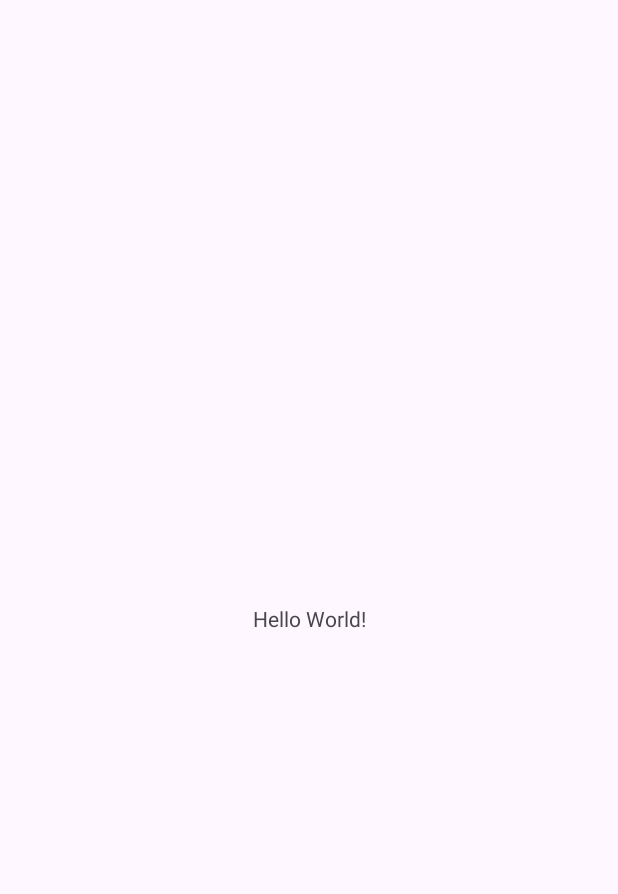
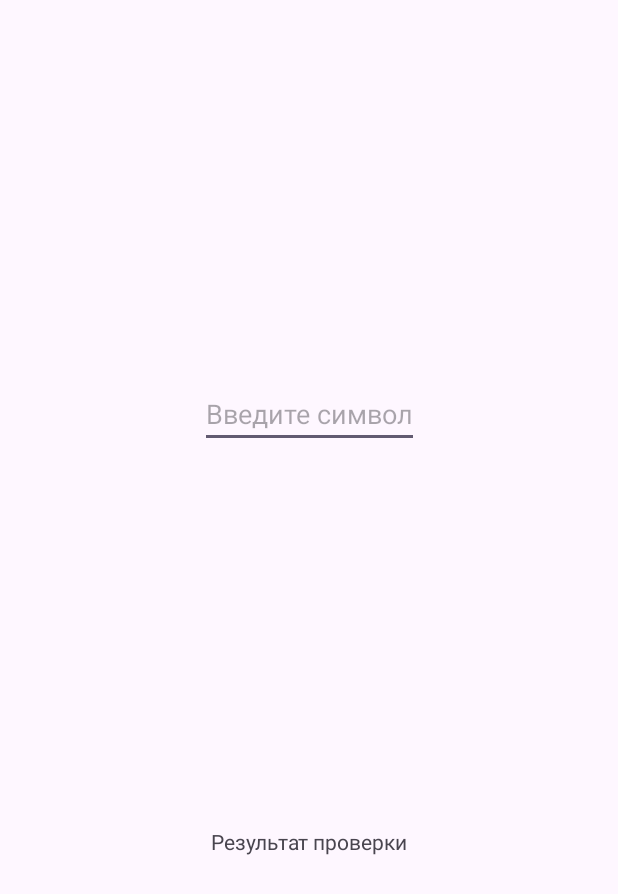
Before and after one commit to Room1zero1/Lab_G1, an Android app: the screen it shows after launch (MainActivity), on a phone screen of 412 x 824 dp. Before the commit the part shown is almost empty. Shown: the top 894 px of the screen. Run offline under Robolectric (Android 15) with nearby library versions, the phone set to English and light mode, and no system bars.

Commit message:
Ver 2 (Прописаны activity_main.xml и MainActivity.kt)

```diff
--- a/app/src/main/res/layout/activity_main.xml
+++ b/app/src/main/res/layout/activity_main.xml
@@ -6,13 +6,22 @@
     android:layout_height="match_parent"
     tools:context=".MainActivity">
 
-    <TextView
-        android:layout_width="wrap_content"
-        android:layout_height="wrap_content"
-        android:text="Hello World!"
-        app:layout_constraintBottom_toBottomOf="parent"
-        app:layout_constraintEnd_toEndOf="parent"
-        app:layout_constraintStart_toStartOf="parent"
-        app:layout_constraintTop_toTopOf="parent" />
+   <TextView
+    android:id="@+id/outputTextView"  android:layout_width="wrap_content"
+    android:layout_height="wrap_content"
+    android:text="Результат проверки"  app:layout_constraintBottom_toBottomOf="parent"
+    app:layout_constraintStart_toStartOf="parent"
+    app:layout_constraintEnd_toEndOf="parent"
+    app:layout_constraintTop_toBottomOf="@+id/inputEditText"  />
+
+
+    <EditText
+    android:id="@+id/inputEditText"  android:layout_width="wrap_content"
+    android:layout_height="wrap_content"
+    android:hint="Введите символ"  app:layout_constraintTop_toTopOf="parent"
+    app:layout_constraintStart_toStartOf="parent"
+    app:layout_constraintEnd_toEndOf="parent"
+    app:layout_constraintBottom_toTopOf="@+id/outputTextView"  />
+
 
 </androidx.constraintlayout.widget.ConstraintLayout>
```
Also changed, not shown: app/src/main/java/com/example/lab_g1/MainActivity.kt (+33 -1 lines).
